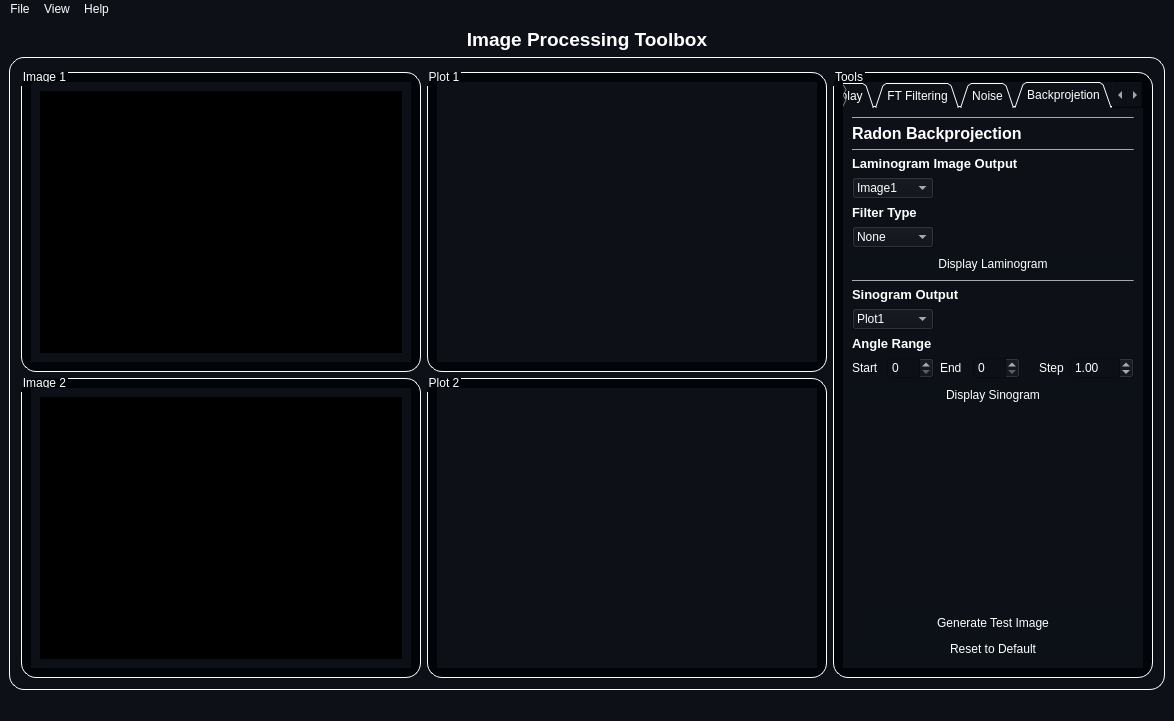
mo-gaafar/image-processing-toolbox, file resources/MainWindow.ui: the form before one commit.
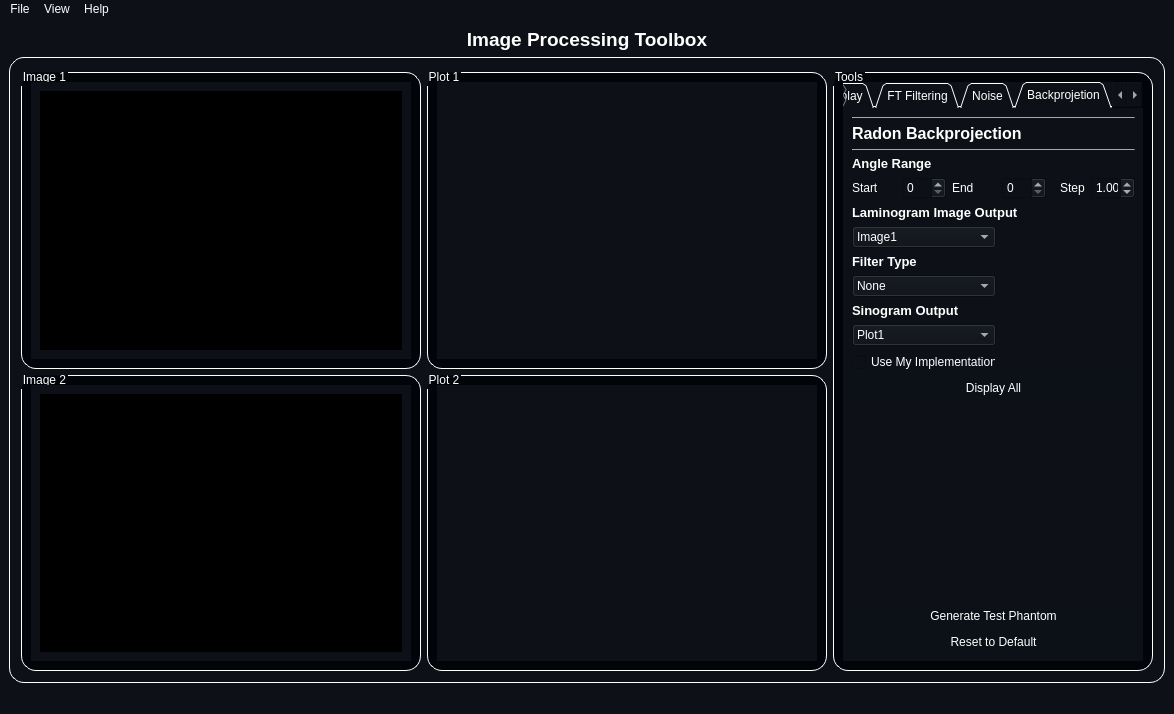
The form after the commit. Icons and pictures are not drawn.

Diff of the .ui file:
```diff
--- a/resources/MainWindow.ui
+++ b/resources/MainWindow.ui
@@ -7,7 +7,7 @@
     <x>0</x>
     <y>0</y>
     <width>1170</width>
-    <height>673</height>
+    <height>697</height>
    </rect>
   </property>
   <property name="windowTitle">
@@ -85,7 +85,7 @@
                <x>0</x>
                <y>0</y>
                <width>380</width>
-               <height>260</height>
+               <height>272</height>
               </rect>
              </property>
              <layout class="QVBoxLayout" name="verticalLayout_2">
@@ -179,7 +179,7 @@
                <x>0</x>
                <y>0</y>
                <width>380</width>
-               <height>259</height>
+               <height>271</height>
               </rect>
              </property>
              <layout class="QVBoxLayout" name="verticalLayout_5">
@@ -264,7 +264,7 @@
                <x>0</x>
                <y>0</y>
                <width>380</width>
-               <height>259</height>
+               <height>271</height>
               </rect>
              </property>
              <layout class="QVBoxLayout" name="verticalLayout_8">
@@ -324,7 +324,7 @@
                <x>0</x>
                <y>0</y>
                <width>380</width>
-               <height>260</height>
+               <height>272</height>
               </rect>
              </property>
              <layout class="QVBoxLayout" name="verticalLayout_6">
@@ -364,7 +364,7 @@
           <string>Tools</string>
          </property>
          <layout class="QGridLayout" name="gridLayout_8">
-          <item row="0" column="1">
+          <item row="0" column="0">
            <widget class="QTabWidget" name="tabWidget">
             <property name="enabled">
              <bool>true</bool>
@@ -3562,7 +3562,7 @@
                 </property>
                </widget>
               </item>
-              <item row="1" column="0" colspan="5">
+              <item row="1" column="0" colspan="4">
                <widget class="QLabel" name="label_61">
                 <property name="text">
                  <string>&lt;html&gt;&lt;head/&gt;&lt;body&gt;&lt;p&gt;&lt;span style=&quot; font-size:12pt; font-weight:600;&quot;&gt;Radon Backprojection&lt;/span&gt;&lt;/p&gt;&lt;/body&gt;&lt;/html&gt;</string>
@@ -3585,182 +3585,146 @@
                 </property>
                </widget>
               </item>
-              <item row="3" column="0" colspan="4">
-               <widget class="QLabel" name="label_60">
-                <property name="text">
-                 <string>&lt;html&gt;&lt;head/&gt;&lt;body&gt;&lt;p&gt;&lt;span style=&quot; font-size:10pt; font-weight:600;&quot;&gt;Laminogram Image Output&lt;/span&gt;&lt;/p&gt;&lt;/body&gt;&lt;/html&gt;</string>
-                </property>
-               </widget>
-              </item>
-              <item row="4" column="0" colspan="2">
-               <widget class="QComboBox" name="radon_output_combobox">
-                <property name="currentIndex">
-                 <number>0</number>
-                </property>
-                <item>
-                 <property name="text">
-                  <string>Image1</string>
-                 </property>
-                </item>
-                <item>
-                 <property name="text">
-                  <string>Image2</string>
-                 </property>
-                </item>
-                <item>
-                 <property name="text">
-                  <string>Plot1</string>
-                 </property>
-                </item>
-                <item>
-                 <property name="text">
-                  <string>Plot2</string>
-                 </property>
-                </item>
-                <item>
-                 <property name="text">
-                  <string>None</string>
-                 </property>
-                </item>
-               </widget>
-              </item>
-              <item row="5" column="0" colspan="2">
-               <widget class="QLabel" name="label_50">
-                <property name="text">
-                 <string>&lt;html&gt;&lt;head/&gt;&lt;body&gt;&lt;p&gt;&lt;span style=&quot; font-size:10pt; font-weight:600;&quot;&gt;Filter Type&lt;/span&gt;&lt;/p&gt;&lt;/body&gt;&lt;/html&gt;</string>
-                </property>
-               </widget>
-              </item>
-              <item row="6" column="0" colspan="2">
-               <widget class="QComboBox" name="radon_laminofilter_combobox">
-                <item>
-                 <property name="text">
-                  <string>None</string>
-                 </property>
-                </item>
-                <item>
-                 <property name="text">
-                  <string>Ram-Lak</string>
-                 </property>
-                </item>
-                <item>
-                 <property name="text">
-                  <string>Hamming</string>
-                 </property>
-                </item>
-               </widget>
-              </item>
-              <item row="7" column="0" colspan="7">
-               <widget class="QPushButton" name="laminogram_apply">
-                <property name="minimumSize">
-                 <size>
-                  <width>100</width>
-                  <height>0</height>
-                 </size>
-                </property>
-                <property name="styleSheet">
-                 <string notr="true">QPushButton {
-    border-radius: 5px;
-    border-style: outset;
-    background: rgb(12, 17, 24);
-	padding: 3;
-    }
-
-QPushButton:hover {
-    background: rgb(63, 95, 127)
-    }
-
-QPushButton:pressed {
-    border-style: inset;
-    background:rgb(20, 20, 20)
-    }</string>
-                </property>
-                <property name="text">
-                 <string>Display Laminogram</string>
-                </property>
-               </widget>
-              </item>
-              <item row="8" column="0" colspan="7">
-               <widget class="Line" name="line_35">
-                <property name="maximumSize">
-                 <size>
-                  <width>16777215</width>
-                  <height>1</height>
-                 </size>
-                </property>
-                <property name="styleSheet">
-                 <string notr="true">background-color: rgba(255, 255, 255,100);</string>
-                </property>
-                <property name="orientation">
-                 <enum>Qt::Horizontal</enum>
-                </property>
-               </widget>
-              </item>
-              <item row="9" column="0" colspan="3">
-               <widget class="QLabel" name="label_48">
-                <property name="text">
-                 <string>&lt;html&gt;&lt;head/&gt;&lt;body&gt;&lt;p&gt;&lt;span style=&quot; font-size:10pt; font-weight:600;&quot;&gt;Sinogram Output&lt;/span&gt;&lt;/p&gt;&lt;/body&gt;&lt;/html&gt;</string>
-                </property>
-               </widget>
-              </item>
-              <item row="10" column="0" colspan="2">
-               <widget class="QComboBox" name="radon_sino_combobox">
-                <property name="currentIndex">
-                 <number>0</number>
-                </property>
-                <item>
-                 <property name="text">
-                  <string>Plot1</string>
-                 </property>
-                </item>
-                <item>
-                 <property name="text">
-                  <string>Plot2</string>
-                 </property>
-                </item>
-                <item>
-                 <property name="text">
-                  <string>None</string>
-                 </property>
-                </item>
-               </widget>
-              </item>
-              <item row="11" column="0" colspan="2">
+              <item row="3" column="0" colspan="2">
                <widget class="QLabel" name="label_62">
                 <property name="text">
                  <string>&lt;html&gt;&lt;head/&gt;&lt;body&gt;&lt;p&gt;&lt;span style=&quot; font-size:10pt; font-weight:600;&quot;&gt;Angle Range&lt;/span&gt;&lt;/p&gt;&lt;/body&gt;&lt;/html&gt;</string>
                 </property>
                </widget>
               </item>
-              <item row="12" column="0">
+              <item row="4" column="0">
                <widget class="QLabel" name="label_46">
                 <property name="text">
                  <string>Start</string>
                 </property>
                </widget>
               </item>
-              <item row="12" column="1">
-               <widget class="QSpinBox" name="radon_sino_start_spinbox">
-                <property name="maximum">
-                 <number>179</number>
-                </property>
-               </widget>
-              </item>
-              <item row="12" column="2">
+              <item row="4" column="2">
                <widget class="QLabel" name="label_63">
                 <property name="text">
                  <string>End</string>
                 </property>
                </widget>
               </item>
-              <item row="12" column="3">
+              <item row="4" column="5">
+               <widget class="QLabel" name="label_64">
+                <property name="text">
+                 <string>Step</string>
+                </property>
+               </widget>
+              </item>
+              <item row="5" column="0" colspan="4">
+               <widget class="QLabel" name="label_60">
+                <property name="text">
+                 <string>&lt;html&gt;&lt;head/&gt;&lt;body&gt;&lt;p&gt;&lt;span style=&quot; font-size:10pt; font-weight:600;&quot;&gt;Laminogram Image Output&lt;/span&gt;&lt;/p&gt;&lt;/body&gt;&lt;/html&gt;</string>
+                </property>
+               </widget>
+              </item>
+              <item row="4" column="3">
                <widget class="QSpinBox" name="radon_sino_end_spinbox">
                 <property name="maximum">
-                 <number>360</number>
+                 <number>180</number>
                 </property>
                </widget>
               </item>
-              <item row="12" column="4">
+              <item row="15" column="0" colspan="7">
+               <widget class="QPushButton" name="gen_test_image_3">
+                <property name="minimumSize">
+                 <size>
+                  <width>100</width>
+                  <height>20</height>
+                 </size>
+                </property>
+                <property name="styleSheet">
+                 <string notr="true">QPushButton {
+    border-radius: 5px;
+    border-style: outset;
+    background: rgb(12, 17, 24);
+	padding: 3;
+    }
+
+QPushButton:hover {
+    background: rgb(63, 95, 127)
+    }
+
+QPushButton:pressed {
+    border-style: inset;
+    background:rgb(20, 20, 20)
+    }</string>
+                </property>
+                <property name="text">
+                 <string>Generate Test Phantom</string>
+                </property>
+               </widget>
+              </item>
+              <item row="16" column="0" colspan="7">
+               <widget class="QPushButton" name="reset_operations_5">
+                <property name="minimumSize">
+                 <size>
+                  <width>0</width>
+                  <height>20</height>
+                 </size>
+                </property>
+                <property name="styleSheet">
+                 <string notr="true">QPushButton {
+    border-radius: 5px;
+    border-style: outset;
+    background: rgb(12, 17, 24);
+	padding: 3;
+    }
+
+QPushButton:hover {
+    background: rgb(63, 95, 127)
+    }
+
+QPushButton:pressed {
+    border-style: inset;
+    background:rgb(20, 20, 20)
+    }</string>
+                </property>
+                <property name="text">
+                 <string>Reset to Default</string>
+                </property>
+               </widget>
+              </item>
+              <item row="12" column="0" colspan="7">
+               <widget class="QPushButton" name="laminogram_apply">
+                <property name="minimumSize">
+                 <size>
+                  <width>100</width>
+                  <height>0</height>
+                 </size>
+                </property>
+                <property name="styleSheet">
+                 <string notr="true">QPushButton {
+    border-radius: 5px;
+    border-style: outset;
+    background: rgb(12, 17, 24);
+	padding: 3;
+    }
+
+QPushButton:hover {
+    background: rgb(63, 95, 127)
+    }
+
+QPushButton:pressed {
+    border-style: inset;
+    background:rgb(20, 20, 20)
+    }</string>
+                </property>
+                <property name="text">
+                 <string>Display All</string>
+                </property>
+               </widget>
+              </item>
+              <item row="4" column="1">
+               <widget class="QSpinBox" name="radon_sino_start_spinbox">
+                <property name="maximum">
+                 <number>179</number>
+                </property>
+               </widget>
+              </item>
+              <item row="4" column="4">
                <spacer name="horizontalSpacer">
                 <property name="orientation">
                  <enum>Qt::Horizontal</enum>
@@ -3773,14 +3737,14 @@
                 </property>
                </spacer>
               </item>
-              <item row="12" column="5">
-               <widget class="QLabel" name="label_64">
+              <item row="7" column="0" colspan="2">
+               <widget class="QLabel" name="label_50">
                 <property name="text">
-                 <string>Step</string>
+                 <string>&lt;html&gt;&lt;head/&gt;&lt;body&gt;&lt;p&gt;&lt;span style=&quot; font-size:10pt; font-weight:600;&quot;&gt;Filter Type&lt;/span&gt;&lt;/p&gt;&lt;/body&gt;&lt;/html&gt;</string>
                 </property>
                </widget>
               </item>
-              <item row="12" column="6">
+              <item row="4" column="6">
                <widget class="QDoubleSpinBox" name="radon_sino_step_spinbox">
                 <property name="toolTip">
                  <string/>
@@ -3799,33 +3763,10 @@
                 </property>
                </widget>
               </item>
-              <item row="13" column="0" colspan="7">
-               <widget class="QPushButton" name="sinogram_apply">
-                <property name="minimumSize">
-                 <size>
-                  <width>100</width>
-                  <height>0</height>
-                 </size>
-                </property>
-                <property name="styleSheet">
-                 <string notr="true">QPushButton {
-    border-radius: 5px;
-    border-style: outset;
-    background: rgb(12, 17, 24);
-	padding: 3;
-    }
-
-QPushButton:hover {
-    background: rgb(63, 95, 127)
-    }
-
-QPushButton:pressed {
-    border-style: inset;
-    background:rgb(20, 20, 20)
-    }</string>
-                </property>
+              <item row="9" column="0" colspan="3">
+               <widget class="QLabel" name="label_48">
                 <property name="text">
-                 <string>Display Sinogram</string>
+                 <string>&lt;html&gt;&lt;head/&gt;&lt;body&gt;&lt;p&gt;&lt;span style=&quot; font-size:10pt; font-weight:600;&quot;&gt;Sinogram Output&lt;/span&gt;&lt;/p&gt;&lt;/body&gt;&lt;/html&gt;</string>
                 </property>
                </widget>
               </item>
@@ -3845,64 +3786,84 @@
                 </property>
                </spacer>
               </item>
-              <item row="15" column="0" colspan="7">
-               <widget class="QPushButton" name="gen_test_image_3">
-                <property name="minimumSize">
-                 <size>
-                  <width>100</width>
-                  <height>20</height>
-                 </size>
-                </property>
-                <property name="styleSheet">
-                 <string notr="true">QPushButton {
-    border-radius: 5px;
-    border-style: outset;
-    background: rgb(12, 17, 24);
-	padding: 3;
-    }
-
-QPushButton:hover {
-    background: rgb(63, 95, 127)
-    }
-
-QPushButton:pressed {
-    border-style: inset;
-    background:rgb(20, 20, 20)
-    }</string>
-                </property>
+              <item row="11" column="0" colspan="3">
+               <widget class="QCheckBox" name="checkBox">
                 <property name="text">
-                 <string>Generate Test Image</string>
+                 <string>Use My Implementation</string>
                 </property>
                </widget>
               </item>
-              <item row="16" column="0" colspan="7">
-               <widget class="QPushButton" name="reset_operations_5">
-                <property name="minimumSize">
-                 <size>
-                  <width>0</width>
-                  <height>20</height>
-                 </size>
+              <item row="6" column="0" colspan="3">
+               <widget class="QComboBox" name="radon_output_combobox">
+                <property name="currentIndex">
+                 <number>0</number>
                 </property>
-                <property name="styleSheet">
-                 <string notr="true">QPushButton {
-    border-radius: 5px;
-    border-style: outset;
-    background: rgb(12, 17, 24);
-	padding: 3;
-    }
-
-QPushButton:hover {
-    background: rgb(63, 95, 127)
-    }
-
-QPushButton:pressed {
-    border-style: inset;
-    background:rgb(20, 20, 20)
-    }</string>
+                <item>
+                 <property name="text">
+                  <string>Image1</string>
+                 </property>
+                </item>
+                <item>
+                 <property name="text">
+                  <string>Image2</string>
+                 </property>
+                </item>
+                <item>
+                 <property name="text">
+                  <string>Plot1</string>
+                 </property>
+                </item>
+                <item>
+                 <property name="text">
+                  <string>Plot2</string>
+                 </property>
+                </item>
+                <item>
+                 <property name="text">
+                  <string>None</string>
+                 </property>
+                </item>
+               </widget>
+              </item>
+              <item row="8" column="0" colspan="3">
+               <widget class="QComboBox" name="radon_laminofilter_combobox">
+                <item>
+                 <property name="text">
+                  <string>None</string>
+                 </property>
+                </item>
+                <item>
+                 <property name="text">
+                  <string>Ram-Lak</string>
+                 </property>
+                </item>
+                <item>
+                 <property name="text">
+                  <string>Hamming</string>
+                 </property>
+                </item>
+               </widget>
+              </item>
+              <item row="10" column="0" colspan="3">
+               <widget class="QComboBox" name="radon_sino_combobox">
+                <property name="currentIndex">
+                 <number>0</number>
                 </property>
-                <property name="text">
-                 <string>Reset to Default</string>
-                </property>
+                <item>
+                 <property name="text">
+                  <string>Plot1</string>
+                 </property>
+                </item>
+                <item>
+                 <property name="text">
+                  <string>Plot2</string>
+                 </property>
+                </item>
+                <item>
+                 <property name="text">
+                  <string>None</string>
+                 </property>
+                </item>
                </widget>
               </item>
              </layout>
```
Left out of the diff: 16 changed lines with no effect on the pictures.
